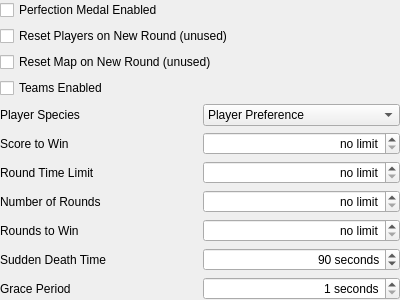
Old version of the form native/src/ReachVariantTool/ui/main_window/page_multiplayer_settings_general.ui in the repository DavidJCobb/ReachVariantEditor.
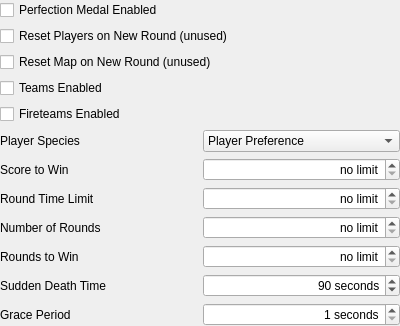
New version of the form.

```diff
--- a/native/src/ReachVariantTool/ui/main_window/page_multiplayer_settings_general.ui
+++ b/native/src/ReachVariantTool/ui/main_window/page_multiplayer_settings_general.ui
@@ -32,7 +32,79 @@
    <property name="bottomMargin">
     <number>0</number>
    </property>
-   <item row="11" column="0" colspan="2">
+   <item row="9" column="0">
+    <widget class="QLabel" name="labelRoundsToWin">
+     <property name="text">
+      <string>Rounds to Win</string>
+     </property>
+     <property name="buddy">
+      <cstring>fieldRoundsToWin</cstring>
+     </property>
+    </widget>
+   </item>
+   <item row="6" column="1">
+    <widget class="QSpinBox" name="fieldScoreToWin">
+     <property name="alignment">
+      <set>Qt::AlignRight|Qt::AlignTrailing|Qt::AlignVCenter</set>
+     </property>
+     <property name="specialValueText">
+      <string>no limit</string>
+     </property>
+     <property name="suffix">
+      <string> points</string>
+     </property>
+     <property name="maximum">
+      <number>65535</number>
+     </property>
+    </widget>
+   </item>
+   <item row="2" column="0" colspan="2">
+    <widget class="QCheckBox" name="fieldNewRoundResetsMap">
+     <property name="text">
+      <string>Reset Map on New Round (unused)</string>
+     </property>
+    </widget>
+   </item>
+   <item row="1" column="0" colspan="2">
+    <widget class="QCheckBox" name="fieldNewRoundResetsPlayers">
+     <property name="text">
+      <string>Reset Players on New Round (unused)</string>
+     </property>
+    </widget>
+   </item>
+   <item row="11" column="1">
+    <widget class="QSpinBox" name="fieldGracePeriod">
+     <property name="alignment">
+      <set>Qt::AlignRight|Qt::AlignTrailing|Qt::AlignVCenter</set>
+     </property>
+     <property name="suffix">
+      <string> seconds</string>
+     </property>
+     <property name="minimum">
+      <number>1</number>
+     </property>
+     <property name="maximum">
+      <number>31</number>
+     </property>
+    </widget>
+   </item>
+   <item row="7" column="1">
+    <widget class="QSpinBox" name="fieldRoundTimeLimit">
+     <property name="alignment">
+      <set>Qt::AlignRight|Qt::AlignTrailing|Qt::AlignVCenter</set>
+     </property>
+     <property name="specialValueText">
+      <string>no limit</string>
+     </property>
+     <property name="suffix">
+      <string> min</string>
+     </property>
+     <property name="maximum">
+      <number>255</number>
+     </property>
+    </widget>
+   </item>
+   <item row="12" column="0" colspan="2">
     <spacer name="verticalSpacer">
      <property name="orientation">
       <enum>Qt::Vertical</enum>
@@ -45,32 +117,6 @@
      </property>
     </spacer>
    </item>
-   <item row="9" column="0">
-    <widget class="QLabel" name="labelSuddenDeath">
-     <property name="text">
-      <string>Sudden Death Time</string>
-     </property>
-     <property name="buddy">
-      <cstring>fieldSuddenDeathTime</cstring>
-     </property>
-    </widget>
-   </item>
-   <item row="7" column="1">
-    <widget class="QSpinBox" name="fieldRoundLimit">
-     <property name="alignment">
-      <set>Qt::AlignRight|Qt::AlignTrailing|Qt::AlignVCenter</set>
-     </property>
-     <property name="specialValueText">
-      <string>no limit</string>
-     </property>
-     <property name="suffix">
-      <string> rounds</string>
-     </property>
-     <property name="maximum">
-      <number>31</number>
-     </property>
-    </widget>
-   </item>
    <item row="3" column="0" colspan="2">
     <widget class="QCheckBox" name="fieldTeamsEnabled">
      <property name="text">
@@ -78,7 +124,17 @@
      </property>
     </widget>
    </item>
-   <item row="9" column="1">
+   <item row="11" column="0">
+    <widget class="QLabel" name="labelGracePeriod">
+     <property name="text">
+      <string>Grace Period</string>
+     </property>
+     <property name="buddy">
+      <cstring>fieldGracePeriod</cstring>
+     </property>
+    </widget>
+   </item>
+   <item row="10" column="1">
     <widget class="QSpinBox" name="fieldSuddenDeathTime">
      <property name="alignment">
       <set>Qt::AlignRight|Qt::AlignTrailing|Qt::AlignVCenter</set>
@@ -100,66 +156,13 @@
      </property>
     </widget>
    </item>
-   <item row="6" column="0">
-    <widget class="QLabel" name="labelRoundTimeLimit">
+   <item row="10" column="0">
+    <widget class="QLabel" name="labelSuddenDeath">
      <property name="text">
-      <string>Round Time Limit</string>
+      <string>Sudden Death Time</string>
      </property>
      <property name="buddy">
-      <cstring>fieldRoundTimeLimit</cstring>
-     </property>
-    </widget>
-   </item>
-   <item row="10" column="1">
-    <widget class="QSpinBox" name="fieldGracePeriod">
-     <property name="alignment">
-      <set>Qt::AlignRight|Qt::AlignTrailing|Qt::AlignVCenter</set>
-     </property>
-     <property name="suffix">
-      <string> seconds</string>
-     </property>
-     <property name="minimum">
-      <number>1</number>
-     </property>
-     <property name="maximum">
-      <number>31</number>
-     </property>
-    </widget>
-   </item>
-   <item row="8" column="1">
-    <widget class="QSpinBox" name="fieldRoundsToWin">
-     <property name="alignment">
-      <set>Qt::AlignRight|Qt::AlignTrailing|Qt::AlignVCenter</set>
-     </property>
-     <property name="specialValueText">
-      <string>no limit</string>
-     </property>
-     <property name="maximum">
-      <number>15</number>
-     </property>
-    </widget>
-   </item>
-   <item row="5" column="0">
-    <widget class="QLabel" name="labelScoreToWin">
-     <property name="text">
-      <string>Score to Win</string>
-     </property>
-    </widget>
-   </item>
-   <item row="7" column="0">
-    <widget class="QLabel" name="labelRoundLimit">
-     <property name="text">
-      <string>Number of Rounds</string>
-     </property>
-     <property name="buddy">
-      <cstring>fieldRoundLimit</cstring>
-     </property>
-    </widget>
-   </item>
-   <item row="2" column="0" colspan="2">
-    <widget class="QCheckBox" name="fieldNewRoundResetsMap">
-     <property name="text">
-      <string>Reset Map on New Round (unused)</string>
+      <cstring>fieldSuddenDeathTime</cstring>
      </property>
     </widget>
    </item>
@@ -173,73 +176,46 @@
      </property>
     </widget>
    </item>
-   <item row="6" column="1">
-    <widget class="QSpinBox" name="fieldRoundTimeLimit">
-     <property name="alignment">
-      <set>Qt::AlignRight|Qt::AlignTrailing|Qt::AlignVCenter</set>
-     </property>
-     <property name="specialValueText">
-      <string>no limit</string>
-     </property>
-     <property name="suffix">
-      <string> min</string>
-     </property>
-     <property name="maximum">
-      <number>255</number>
-     </property>
-    </widget>
-   </item>
-   <item row="10" column="0">
-    <widget class="QLabel" name="labelGracePeriod">
-     <property name="text">
-      <string>Grace Period</string>
-     </property>
-     <property name="buddy">
-      <cstring>fieldGracePeriod</cstring>
-     </property>
-    </widget>
-   </item>
-   <item row="1" column="0" colspan="2">
-    <widget class="QCheckBox" name="fieldNewRoundResetsPlayers">
-     <property name="text">
-      <string>Reset Players on New Round (unused)</string>
-     </property>
-    </widget>
-   </item>
-   <item row="5" column="1">
-    <widget class="QSpinBox" name="fieldScoreToWin">
-     <property name="alignment">
-      <set>Qt::AlignRight|Qt::AlignTrailing|Qt::AlignVCenter</set>
-     </property>
-     <property name="specialValueText">
-      <string>no limit</string>
-     </property>
-     <property name="suffix">
-      <string> points</string>
-     </property>
-     <property name="maximum">
-      <number>65535</number>
-     </property>
-    </widget>
-   </item>
    <item row="8" column="0">
-    <widget class="QLabel" name="labelRoundsToWin">
+    <widget class="QLabel" name="labelRoundLimit">
      <property name="text">
-      <string>Rounds to Win</string>
+      <string>Number of Rounds</string>
      </property>
      <property name="buddy">
       <cstring>fieldRoundsToWin</cstring>
      </property>
     </widget>
    </item>
-   <item row="4" column="0">
-    <widget class="QLabel" name="labelPlayerSpecies">
-     <property name="text">
-      <string>Player Species</string>
+   <item row="9" column="1">
+    <widget class="QSpinBox" name="fieldRoundsToWin">
+     <property name="alignment">
+      <set>Qt::AlignRight|Qt::AlignTrailing|Qt::AlignVCenter</set>
      </property>
+     <property name="specialValueText">
+      <string>no limit</string>
+     </property>
+     <property name="maximum">
+      <number>15</number>
+     </property>
     </widget>
    </item>
-   <item row="4" column="1">
+   <item row="8" column="1">
+    <widget class="QSpinBox" name="fieldRoundLimit">
+     <property name="alignment">
+      <set>Qt::AlignRight|Qt::AlignTrailing|Qt::AlignVCenter</set>
+     </property>
+     <property name="specialValueText">
+      <string>no limit</string>
+     </property>
+     <property name="suffix">
+      <string> rounds</string>
+     </property>
+     <property name="maximum">
+      <number>31</number>
+     </property>
+    </widget>
+   </item>
+   <item row="5" column="1">
     <widget class="QComboBox" name="fieldPlayerSpecies">
      <item>
       <property name="text">
@@ -268,6 +244,43 @@
      </item>
     </widget>
    </item>
+   <item row="7" column="0">
+    <widget class="QLabel" name="labelRoundTimeLimit">
+     <property name="text">
+      <string>Round Time Limit</string>
+     </property>
+     <property name="buddy">
+      <cstring>fieldRoundTimeLimit</cstring>
+     </property>
+    </widget>
+   </item>
+   <item row="6" column="0">
+    <widget class="QLabel" name="labelScoreToWin">
+     <property name="text">
+      <string>Score to Win</string>
+     </property>
+     <property name="buddy">
+      <cstring>fieldScoreToWin</cstring>
+     </property>
+    </widget>
+   </item>
+   <item row="5" column="0">
+    <widget class="QLabel" name="labelPlayerSpecies">
+     <property name="text">
+      <string>Player Species</string>
+     </property>
+     <property name="buddy">
+      <cstring>fieldPlayerSpecies</cstring>
+     </property>
+    </widget>
+   </item>
+   <item row="4" column="0">
+    <widget class="QCheckBox" name="fieldFireteamsEnabled">
+     <property name="text">
+      <string>Fireteams Enabled</string>
+     </property>
+    </widget>
+   </item>
   </layout>
  </widget>
  <resources/>
```
Left out of the diff: 16 changed lines with no effect on the pictures.
